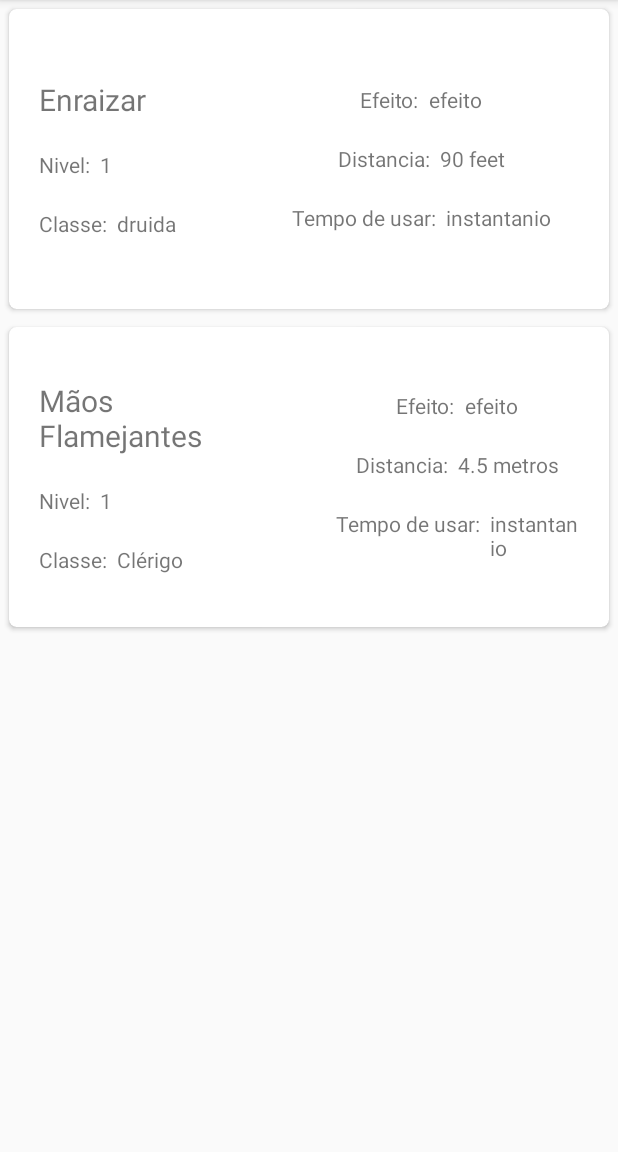
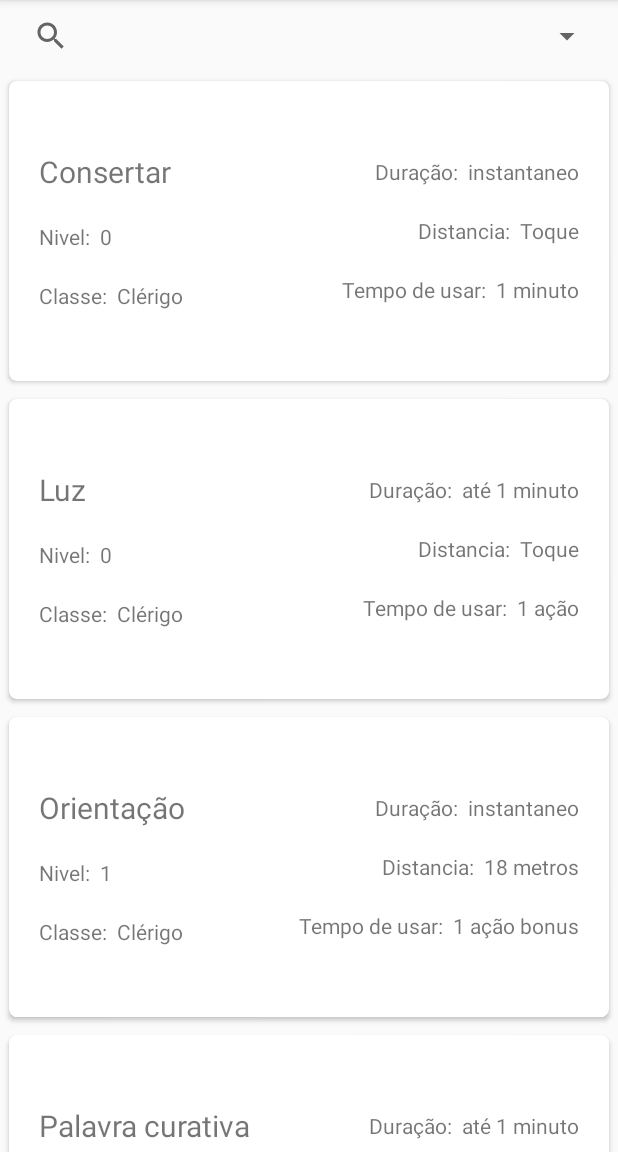
Before and after one commit to marcelovicarvalho/edenic, an Android app: the screen it shows after launch (Feiticos), after a tap on "Feitiços", on a phone screen of 412 x 824 dp, the part 84-1236 px from its top. Run offline under Robolectric (Android 15) with nearby library versions, the phone set to English and light mode, and no system bars.

Commit message:
Mais feiticos adicionados, alterado layout de feiticos

```diff
--- a/app/src/main/java/com/example/edenic/DatabaseHandler.java
+++ b/app/src/main/java/com/example/edenic/DatabaseHandler.java
@@ -79,9 +79,12 @@ public class DatabaseHandler extends SQLiteOpenHelper {
                 +CHAR_CHAR+ " VARCHAR(255) DEFAULT NULL, "
                 +CHAR_HP+ " VARCHAR(2) NOT NULL "
                 + ")");
-
-        db.execSQL("INSERT INTO  feiticos (name,nivel,castTime,range,duration,classe,descricao) VALUES ('Enraizar',1,'instantanio', '90 feet','ate 1 minuto','druida','DESCRICAO')");
-        db.execSQL("INSERT INTO  feiticos (name,nivel,castTime,range,duration,classe,descricao) VALUES ('Mãos Flamejantes',1,'instantanio', '4.5 metros','instantaneo','Clérigo','DESCRICAO2')");
+                    //                                                                                  Nome,nivel,cast time, range, duracao, classe, descrição
+        db.execSQL("INSERT INTO  feiticos (name,nivel,castTime,range,duration,classe,descricao) VALUES ('Consertar',0,'1 minuto', 'Toque','instantaneo','Clérigo',' Essa magia repara um única quebra ou fissura em um objeto que você tocar, como um elo quebrado de uma corrente, duas metades de uma chave partida, um manto rasgado ou o vazamento em um odre. Contanto que a quebra ou fissura não tenha mais de 30 centímetros em qualquer dimensão, você pode remenda-la, não deixando qualquer vestígio do dano anterior. Essa magia pode reparar fisicamente um item mágico ou constructo, mas a magia não irá restaurar a magia em tais objetos.')");
+        db.execSQL("INSERT INTO  feiticos (name,nivel,castTime,range,duration,classe,descricao) VALUES ('Orientação',0,'1 ação', 'Toque','até 1 minuto','Clérigo','Você toca uma criatura voluntária. Uma vez, antes da magia acabar, o alvo pode rolar um d4 e adicionar o número rolado a um teste de habilidade a escolha dele. Ele pode rolar o dado antes ou depois de realizar o teste de habilidade. Após isso, a magia termina.')");
+        db.execSQL("INSERT INTO  feiticos (name,nivel,castTime,range,duration,classe,descricao) VALUES ('Palavra curativa',1,'1 ação bonus','18 metros','instantaneo','Clérigo','Uma criatura, à sua escolha, que você possa ver dentro do alcance recupera uma quantidade de pontos de vida igual a 1d4 + seu modificador de habilidade de conjuração. Essa magia não tem efeito em mortos-vivos ou constructosEm Níveis Superiores. Quando você conjurar essa magia usando um espaço de magia de 2° nível ou superior, a cura aumenta em 1d4 para cada nível do espaço acima do 1°')");
+        db.execSQL("INSERT INTO  feiticos (name,nivel,castTime,range,duration,classe,descricao) VALUES ('Resistência',0,'1 ação','Toque','até 1 minuto','Clérigo','Você toca uma criatura voluntária. Uma vez, antes da magia acabar, o alvo pode rolar um d4 e adicionar o valor jogado a um teste de resistência de sua escolha. Ele pode rolar o dado antes ou depois de realizar o teste de resistência. Então, a magia termina.')");
+        db.execSQL("INSERT INTO  feiticos (name, nivel,castTime,range,duration,classe,descricao) VALUES ('Luz',0,'1 ação','toque','1 hora', 'Clérigo', 'Você toca um objeto que não tenha mais 3 metros em qualquer dimensão. Até a magia acabar, o objeto emite luz plena num raio de 6 metros e penumbra por 6 metros adicionais. Cobrir o objeto completamente com alguma coisa opaca bloqueará a luz. A magia termina se você conjura-la novamente ou dissipa-la com uma ação.Se você tentar afetar um objeto segurado ou vestido por uma criatura hostil, a criatura deve ser bem sucedida num teste de Destreza para evitar a magia.')");
     }
 
     @Override
--- a/app/src/main/java/com/example/edenic/Feiticos.java
+++ b/app/src/main/java/com/example/edenic/Feiticos.java
@@ -5,6 +5,10 @@ import android.database.Cursor;
 import android.database.sqlite.SQLiteDatabase;
 import android.os.Bundle;
 import android.view.MenuItem;
+import android.view.View;
+import android.widget.AdapterView;
+import android.widget.ArrayAdapter;
+import android.widget.Spinner;
 import android.widget.Toast;
 //import android.widget.Toast;
 import androidx.appcompat.app.AppCompatActivity;
@@ -12,16 +16,19 @@ import androidx.recyclerview.widget.GridLayoutManager;
 import androidx.recyclerview.widget.RecyclerView;
 
 import java.util.ArrayList;
+import java.util.List;
 
 public class Feiticos extends AppCompatActivity {
-    final ArrayList<String> spell_nome = new ArrayList<>();
 
     //       private RecyclerView.LayoutManager mRv;
+    final ArrayList<String> spell_nome = new ArrayList<>();
     final ArrayList<String> spell_nivel = new ArrayList<>();
     final ArrayList<String> spell_cast_time = new ArrayList<>();
     final ArrayList<String> spell_range = new ArrayList<>();
     final ArrayList<String> spell_duration = new ArrayList<>();
     final ArrayList<String> spell_classe = new ArrayList<>();
+    final ArrayList<String> spell_desc = new ArrayList<>();
+
     RecyclerView rv;
     RecyclerView.LayoutManager mRv;
 
@@ -51,8 +58,9 @@ public class Feiticos extends AppCompatActivity {
             spell_range.add(cursor.getString(4));
             spell_duration.add(cursor.getString(5));
             spell_classe.add(cursor.getString(6));
+            spell_desc.add(cursor.getString(7));
         } while (cursor.moveToNext());
-        FeiticosRecycler adapter = new FeiticosRecycler(this, spell_nome, spell_nivel, spell_cast_time, spell_range, spell_duration, spell_classe);
+        FeiticosRecycler adapter = new FeiticosRecycler(this, spell_nome, spell_nivel, spell_cast_time, spell_range, spell_duration, spell_classe, spell_desc);
         rv.setAdapter(adapter);
         mRv = new GridLayoutManager(this.getBaseContext(), 1);
         rv.setLayoutManager(mRv);
--- a/app/src/main/java/com/example/edenic/FeiticosRecycler.java
+++ b/app/src/main/java/com/example/edenic/FeiticosRecycler.java
@@ -1,11 +1,17 @@
 package com.example.edenic;
 
+import android.app.AlertDialog;
 import android.content.Context;
+import android.content.DialogInterface;
 import android.view.LayoutInflater;
 import android.view.View;
 import android.view.ViewGroup;
+import android.widget.AdapterView;
+import android.widget.ArrayAdapter;
 import android.widget.LinearLayout;
+import android.widget.Spinner;
 import android.widget.TextView;
+import android.widget.Toast;
 
 import androidx.annotation.NonNull;
 import androidx.cardview.widget.CardView;
@@ -14,6 +20,8 @@ import androidx.recyclerview.widget.RecyclerView;
 import org.w3c.dom.Text;
 
 import java.util.ArrayList;
+import java.util.Collections;
+import java.util.List;
 
 public class FeiticosRecycler extends RecyclerView.Adapter<FeiticosRecycler.MyViewHolder> {
 
@@ -23,14 +31,18 @@ public class FeiticosRecycler extends RecyclerView.Adapter<FeiticosRecycler.MyVi
     ArrayList<String> spell_range = new ArrayList<>();
     ArrayList<String> spell_duration = new ArrayList<>();
     ArrayList<String> spell_classe = new ArrayList<>();
+    ArrayList<String> spell_desc = new ArrayList<>();
+    Context context;
 
-    public FeiticosRecycler(Context context, ArrayList<String> spell_nome, ArrayList<String> spell_nivel, ArrayList<String> spell_cast_time, ArrayList<String> spell_range, ArrayList<String> spell_duration, ArrayList<String> spell_classe) {
+    public FeiticosRecycler(Context context, ArrayList<String> spell_nome, ArrayList<String> spell_nivel, ArrayList<String> spell_cast_time, ArrayList<String> spell_range, ArrayList<String> spell_duration, ArrayList<String> spell_classe, ArrayList<String> spell_desc) {
+        context = context;
         this.spell_nome = spell_nome;
         this.spell_nivel = spell_nivel;
         this.spell_cast_time = spell_cast_time;
         this.spell_range = spell_range;
         this.spell_duration = spell_duration;
         this.spell_classe = spell_classe;
+        this.spell_desc = spell_desc;
     }
 
     @NonNull
@@ -38,6 +50,7 @@ public class FeiticosRecycler extends RecyclerView.Adapter<FeiticosRecycler.MyVi
     public MyViewHolder onCreateViewHolder(@NonNull ViewGroup viewGroup, int viewType) {
         LinearLayout txt = (LinearLayout) LayoutInflater.from(viewGroup.getContext()).inflate(R.layout.recycler_feiticos, viewGroup, false);
         FeiticosRecycler.MyViewHolder myViewHolder = new FeiticosRecycler.MyViewHolder(txt);
+        Collections.sort(spell_nome);
         return myViewHolder;
     }
 
@@ -47,12 +60,23 @@ public class FeiticosRecycler extends RecyclerView.Adapter<FeiticosRecycler.MyVi
         Holder.spell_nivel.setText(spell_nivel.get(i));
         Holder.spell_cast_time.setText(spell_cast_time.get(i));
         Holder.spell_range.setText(spell_range.get(i));
+        Holder.spell_duration.setText(spell_duration.get(i));
         Holder.spell_classe.setText(spell_classe.get(i));
 
         Holder.cardView.setOnClickListener(new View.OnClickListener() {
             @Override
             public void onClick(View view) {
-                System.out.println("Deu certo maybe?");
+                final AlertDialog alertDialog = new AlertDialog.Builder(view.getContext()).create(); //Read Update
+                alertDialog.setTitle("Descrição");
+                alertDialog.setMessage(spell_desc.get(i));
+                alertDialog.setButton("Fechar", new DialogInterface.OnClickListener() {
+                    @Override
+                    public void onClick(DialogInterface dialog, int which) {
+                        alertDialog.dismiss();
+                    }
+                });
+
+                alertDialog.show();  //<-- See This!
             }
         });
     }
@@ -67,6 +91,7 @@ public class FeiticosRecycler extends RecyclerView.Adapter<FeiticosRecycler.MyVi
         TextView spell_nivel;
         TextView spell_cast_time;
         TextView spell_range;
+        TextView spell_duration;
         TextView spell_classe;
         CardView cardView;
 
@@ -76,6 +101,7 @@ public class FeiticosRecycler extends RecyclerView.Adapter<FeiticosRecycler.MyVi
             spell_nivel = itemView.findViewById(R.id.nivelFeitico);
             spell_cast_time = itemView.findViewById(R.id.tempo);
             spell_range = itemView.findViewById(R.id.range);
+            spell_duration = itemView.findViewById(R.id.duracao);
             spell_classe = itemView.findViewById(R.id.classeFeitico);
             cardView = itemView.findViewById(R.id.cardV);
         }
--- a/app/src/main/res/layout/activity_feiticos.xml
+++ b/app/src/main/res/layout/activity_feiticos.xml
@@ -1,16 +1,35 @@
 <?xml version="1.0" encoding="utf-8"?>
 <LinearLayout xmlns:android="http://schemas.android.com/apk/res/android"
-    xmlns:app="http://schemas.android.com/apk/res-auto"
     xmlns:tools="http://schemas.android.com/tools"
     android:layout_width="match_parent"
     android:layout_height="match_parent"
-    tools:context=".Feiticos">
+    tools:context=".Feiticos"
+    android:orientation="vertical">
+        <LinearLayout
+            android:layout_width="match_parent"
+            android:layout_height="wrap_content">
+                <SearchView
+                    android:id="@+id/searchView"
+                    android:layout_width="wrap_content"
+                    android:layout_height="match_parent"
+                    android:layout_weight="1"
+                    android:layout_marginLeft="10dp">
+                </SearchView>
+                <Spinner
+                    android:id="@+id/spnSort"
+                    android:layout_width="wrap_content"
+                    android:layout_height="match_parent"
+                    android:layout_weight="2"
+                    android:layout_gravity="center"
+                    android:layout_marginRight="10dp">
+                </Spinner>
+        </LinearLayout>
+
         <androidx.recyclerview.widget.RecyclerView
             android:id="@+id/rvtoper"
             android:clickable="true"
             android:layout_width="match_parent"
             android:layout_height="match_parent">
-
         </androidx.recyclerview.widget.RecyclerView>
 
 </LinearLayout>
--- a/app/src/main/res/layout/activity_main.xml
+++ b/app/src/main/res/layout/activity_main.xml
@@ -36,11 +36,11 @@
                 <LinearLayout
                     android:layout_width="wrap_content"
                     android:layout_height="wrap_content">
-                    <ImageView
-                        android:layout_width="70dp"
-                        android:layout_height="70dp"
-                        app:srcCompat="@drawable/character3"
-                        android:layout_marginLeft="20dp"/>
+<!--                    <ImageView-->
+<!--                        android:layout_width="70dp"-->
+<!--                        android:layout_height="70dp"-->
+<!--                        app:srcCompat="@drawable/character3"-->
+<!--                        android:layout_marginLeft="20dp"/>-->
                 </LinearLayout>
 
                 <LinearLayout
@@ -120,11 +120,11 @@
                 <LinearLayout
                     android:layout_width="wrap_content"
                     android:layout_height="wrap_content">
-                    <ImageView
-                        android:id="@+id/imageView"
-                        android:layout_width="70dp"
-                        android:layout_height="70dp"
-                        app:srcCompat="@drawable/monster" />
+<!--                    <ImageView-->
+<!--                        android:id="@+id/imageView"-->
+<!--                        android:layout_width="70dp"-->
+<!--                        android:layout_height="70dp"-->
+<!--                        app:srcCompat="@drawable/monster" />-->
                 </LinearLayout>
                 <LinearLayout
                     android:layout_width="wrap_content"
--- a/app/src/main/res/layout/recycler_feiticos.xml
+++ b/app/src/main/res/layout/recycler_feiticos.xml
@@ -32,7 +32,8 @@
                     android:layout_height="wrap_content"
                     android:layout_margin="10dp"
                     android:text="nomeFeitico"
-                    android:textSize="20dp"></TextView>
+                    android:textSize="20dp">
+                </TextView>
 
                 <LinearLayout
                     android:layout_width="wrap_content"
@@ -43,13 +44,15 @@
                     <TextView
                         android:layout_width="wrap_content"
                         android:layout_height="wrap_content"
-                        android:text="Nivel:  "></TextView>
+                        android:text="Nivel:  ">
+                    </TextView>
 
                     <TextView
                         android:id="@+id/nivelFeitico"
                         android:layout_width="wrap_content"
                         android:layout_height="wrap_content"
-                        android:text="nivel"></TextView>
+                        android:text="nivel">
+                    </TextView>
                 </LinearLayout>
 
                 <LinearLayout
@@ -60,13 +63,15 @@
                     <TextView
                         android:layout_width="wrap_content"
                         android:layout_height="wrap_content"
-                        android:text="Classe:  "></TextView>
+                        android:text="Classe:  ">
+                    </TextView>
 
                     <TextView
                         android:id="@+id/classeFeitico"
                         android:layout_width="wrap_content"
                         android:layout_height="wrap_content"
-                        android:text="classe"></TextView>
+                        android:text="classe">
+                    </TextView>
                 </LinearLayout>
 
 
@@ -79,7 +84,7 @@
                 android:layout_margin="10dp"
                 android:layout_weight="2"
                 android:orientation="vertical"
-                android:gravity="center">
+                android:gravity="right">
 
                 <LinearLayout
                     android:layout_width="wrap_content"
@@ -89,13 +94,15 @@
                     <TextView
                         android:layout_width="wrap_content"
                         android:layout_height="wrap_content"
-                        android:text="Efeito:  "></TextView>
+                        android:text="Duração:  ">
+                    </TextView>
 
                     <TextView
-                        android:id="@+id/alcance"
+                        android:id="@+id/duracao"
                         android:layout_width="wrap_content"
                         android:layout_height="wrap_content"
-                        android:text="efeito"></TextView>
+                        android:text="efeito">
+                    </TextView>
                 </LinearLayout>
 
                 <LinearLayout
@@ -107,13 +114,15 @@
                     <TextView
                         android:layout_width="wrap_content"
                         android:layout_height="wrap_content"
-                        android:text="Distancia:  "></TextView>
+                        android:text="Distancia:  ">
+                    </TextView>
 
                     <TextView
                         android:id="@+id/range"
                         android:layout_width="wrap_content"
                         android:layout_height="wrap_content"
-                        android:text="distancia"></TextView>
+                        android:text="distancia">
+                    </TextView>
                 </LinearLayout>
 
                 <LinearLayout
@@ -124,13 +133,15 @@
                     <TextView
                         android:layout_width="wrap_content"
                         android:layout_height="wrap_content"
-                        android:text="Tempo de usar:  "></TextView>
+                        android:text="Tempo de usar:  ">
+                    </TextView>
 
                     <TextView
                         android:id="@+id/tempo"
                         android:layout_width="wrap_content"
                         android:layout_height="wrap_content"
-                        android:text="tempo"></TextView>
+                        android:text="tempo">
+                    </TextView>
                 </LinearLayout>
             </LinearLayout>
 
```
